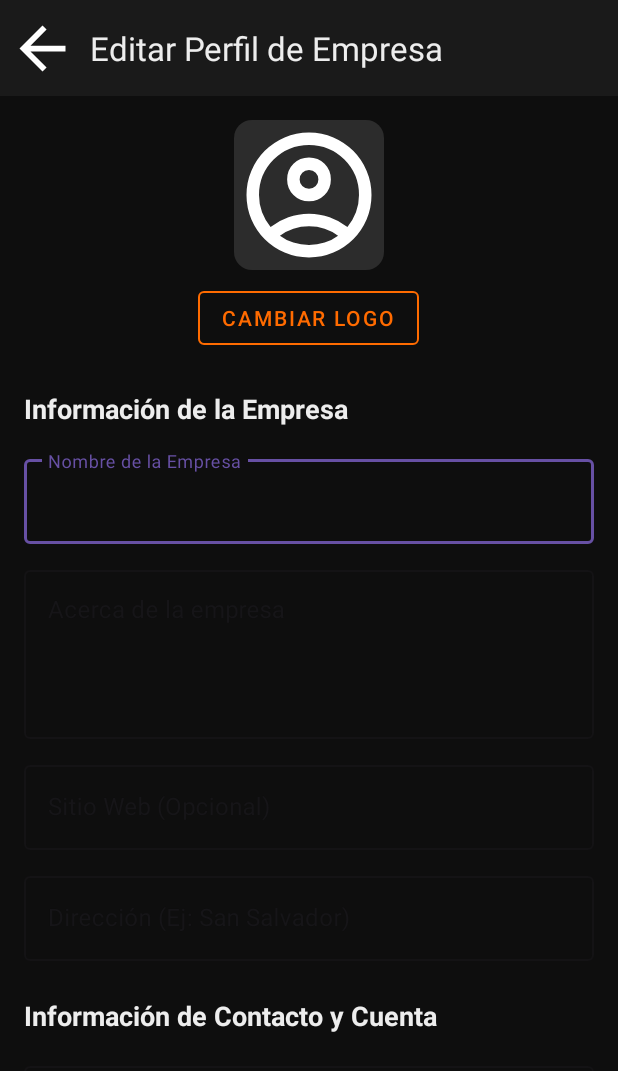
After one commit to Dontvegaa/Hirelance_App, an Android app: the EditarPerfilContratistaActivity screen opened directly, with no data from a screen before it, on a phone screen of 412 x 824 dp. The commit adds this screen. Shown: the top 1071 px of the screen. Run offline under Robolectric (Android 15) with nearby library versions, the phone set to English and light mode, and no system bars; 1 statement that could not run was skipped.

Commit message:
feat(alpha): BACKUP VISTA CONTRATISTA PERFIL TERMINADO 14/11/2025 01:18

```diff
--- a/app/src/main/java/com/hirelance/red/ApiService.java
+++ b/app/src/main/java/com/hirelance/red/ApiService.java
@@ -4,6 +4,7 @@ package com.hirelance.red;
 import com.hirelance.modelo.Categoria;
 import com.hirelance.modelo.DetallePostulante;
 import com.hirelance.modelo.LoginResponse;
+import com.hirelance.modelo.PerfilContratista;
 import com.hirelance.modelo.Postulacion; // <-- Importado
 import com.hirelance.modelo.Proyecto;
 import com.hirelance.modelo.Universidad;
@@ -222,6 +223,25 @@ public interface ApiService {
             @Header("Authorization") String token
     );
 
+    /**
+     * Obtiene el perfil de empresa del contratista logueado.
+     */
+    @GET("getMiPerfilContratista.php")
+    Call<PerfilContratista> getMiPerfilContratista(
+            @Header("Authorization") String token,
+            @Query("id_usuario") int idUsuario
+    );
+
+    /**
+     * Actualiza el perfil de empresa del contratista.
+     * Envía el objeto PerfilContratista completo.
+     */
+    @PUT("actualizarMiPerfilContratista.php")
+    Call<PerfilContratista> actualizarMiPerfilContratista(
+            @Header("Authorization") String token,
+            @Body PerfilContratista perfil
+    );
+
 
 
 }
--- /dev/null
+++ b/app/src/main/res/layout/activity_editar_perfil_contratista.xml
@@ -0,0 +1,208 @@
+<?xml version="1.0" encoding="utf-8"?>
+<androidx.constraintlayout.widget.ConstraintLayout xmlns:android="http://schemas.android.com/apk/res/android"
+    xmlns:app="http://schemas.android.com/apk/res-auto"
+    xmlns:tools="http://schemas.android.com/tools"
+    android:layout_width="match_parent"
+    android:layout_height="match_parent"
+    android:background="@color/hl_fondo_principal"
+    tools:context=".controlador.EditarPerfilContratistaActivity">
+
+    <com.google.android.material.appbar.AppBarLayout
+        android:id="@+id/appBarLayout"
+        android:layout_width="match_parent"
+        android:layout_height="wrap_content"
+        app:layout_constraintTop_toTopOf="parent">
+        <com.google.android.material.appbar.MaterialToolbar
+            android:id="@+id/toolbarEditarPerfilContratista"
+            android:layout_width="match_parent"
+            android:layout_height="?attr/actionBarSize"
+            android:background="@color/hl_fondo_tarjeta"
+            app:navigationIcon="@drawable/ic_arrow_back"
+            app:title="Editar Perfil de Empresa"
+            app:titleTextColor="@color/hl_texto_principal" />
+    </com.google.android.material.appbar.AppBarLayout>
+
+    <androidx.core.widget.NestedScrollView
+        android:layout_width="0dp"
+        android:layout_height="0dp"
+        app:layout_constraintBottom_toBottomOf="parent"
+        app:layout_constraintEnd_toEndOf="parent"
+        app:layout_constraintStart_toStartOf="parent"
+        app:layout_constraintTop_toBottomOf="@+id/appBarLayout">
+
+        <LinearLayout
+            android:layout_width="match_parent"
+            android:layout_height="wrap_content"
+            android:orientation="vertical"
+            android:padding="16dp">
+
+            <ImageView
+                android:id="@+id/imgEditarLogoPreview"
+                android:layout_width="100dp"
+                android:layout_height="100dp"
+                android:layout_gravity="center_horizontal"
+                android:layout_marginBottom="8dp"
+                android:src="@drawable/ic_menu_perfil"
+                android:scaleType="centerCrop"
+                android:background="@drawable/tag_fondo_azul"
+                android:backgroundTint="@color/hl_borde" />
+
+            <com.google.android.material.button.MaterialButton
+                android:id="@+id/btnCambiarLogo"
+                style="@style/Widget.MaterialComponents.Button.OutlinedButton"
+                android:layout_width="wrap_content"
+                android:layout_height="wrap_content"
+                android:layout_gravity="center_horizontal"
+                android:layout_marginBottom="24dp"
+                android:text="Cambiar Logo"
+                android:textColor="@color/hl_acento_naranja"
+                app:strokeColor="@color/hl_acento_naranja" />
+
+            <TextView
+                android:layout_width="wrap_content"
+                android:layout_height="wrap_content"
+                android:text="Información de la Empresa"
+                android:textColor="@color/hl_texto_principal"
+                android:textSize="18sp"
+                android:textStyle="bold"
+                android:layout_marginBottom="16dp"/>
+
+            <com.google.android.material.textfield.TextInputLayout
+                android:id="@+id/tilNombreEmpresa"
+                style="@style/Widget.MaterialComponents.TextInputLayout.OutlinedBox"
+                android:layout_width="match_parent"
+                android:layout_height="wrap_content"
+                android:hint="Nombre de la Empresa"
+                android:layout_marginBottom="12dp">
+                <com.google.android.material.textfield.TextInputEditText
+                    android:id="@+id/etNombreEmpresa"
+                    android:layout_width="match_parent"
+                    android:layout_height="wrap_content"
+                    android:inputType="textCapWords" />
+            </com.google.android.material.textfield.TextInputLayout>
+
+            <com.google.android.material.textfield.TextInputLayout
+                android:id="@+id/tilDescripcionEmpresa"
+                style="@style/Widget.MaterialComponents.TextInputLayout.OutlinedBox"
+                android:layout_width="match_parent"
+                android:layout_height="wrap_content"
+                android:layout_marginBottom="12dp"
+                android:hint="Acerca de la empresa">
+                <com.google.android.material.textfield.TextInputEditText
+                    android:id="@+id/etDescripcionEmpresa"
+                    android:layout_width="match_parent"
+                    android:layout_height="wrap_content"
+                    android:gravity="top"
+                    android:inputType="textMultiLine"
+                    android:minLines="4" />
+            </com.google.android.material.textfield.TextInputLayout>
+
+            <com.google.android.material.textfield.TextInputLayout
+                android:id="@+id/tilSitioWeb"
+                style="@style/Widget.MaterialComponents.TextInputLayout.OutlinedBox"
+                android:layout_width="match_parent"
+                android:layout_height="wrap_content"
+                android:layout_marginBottom="12dp"
+                android:hint="Sitio Web (Opcional)">
+                <com.google.android.material.textfield.TextInputEditText
+                    android:id="@+id/etSitioWeb"
+                    android:layout_width="match_parent"
+                    android:layout_height="wrap_content"
+                    android:inputType="textUri" />
+            </com.google.android.material.textfield.TextInputLayout>
+
+            <com.google.android.material.textfield.TextInputLayout
+                android:id="@+id/tilDireccion"
+                style="@style/Widget.MaterialComponents.TextInputLayout.OutlinedBox"
+                android:layout_width="match_parent"
+                android:layout_height="wrap_content"
+                android:layout_marginBottom="24dp"
+                android:hint="Dirección (Ej: San Salvador)">
+                <com.google.android.material.textfield.TextInputEditText
+                    android:id="@+id/etDireccion"
+                    android:layout_width="match_parent"
+                    android:layout_height="wrap_content"
+                    android:inputType="textCapSentences" />
+            </com.google.android.material.textfield.TextInputLayout>
+
+            <TextView
+                android:layout_width="wrap_content"
+                android:layout_height="wrap_content"
+                android:text="Información de Contacto y Cuenta"
+                android:textColor="@color/hl_texto_principal"
+                android:textSize="18sp"
+                android:textStyle="bold"
+                android:layout_marginBottom="16dp"/>
+
+            <com.google.android.material.textfield.TextInputLayout
+                android:id="@+id/tilCorreo"
+                style="@style/Widget.MaterialComponents.TextInputLayout.OutlinedBox"
+                android:layout_width="match_parent"
+                android:layout_height="wrap_content"
+                android:layout_marginBottom="12dp"
+                android:hint="Correo Electrónico (Contacto)">
+                <com.google.android.material.textfield.TextInputEditText
+                    android:id="@+id/etCorreo"
+                    android:layout_width="match_parent"
+                    android:layout_height="wrap_content"
+                    android:inputType="textEmailAddress" />
+            </com.google.android.material.textfield.TextInputLayout>
+
+            <com.google.android.material.textfield.TextInputLayout
+                android:id="@+id/tilTelefono"
+                style="@style/Widget.MaterialComponents.TextInputLayout.OutlinedBox"
+                android:layout_width="match_parent"
+                android:layout_height="wrap_content"
+                android:layout_marginBottom="12dp"
+                android:hint="Teléfono (Contacto)">
+                <com.google.android.material.textfield.TextInputEditText
+                    android:id="@+id/etTelefono"
+                    android:layout_width="match_parent"
+                    android:layout_height="wrap_content"
+                    android:inputType="phone" />
+            </com.google.android.material.textfield.TextInputLayout>
+
+            <com.google.android.material.textfield.TextInputLayout
+                android:id="@+id/tilContrasena"
+                style="@style/Widget.MaterialComponents.TextInputLayout.OutlinedBox"
+                android:layout_width="match_parent"
+                android:layout_height="wrap_content"
+                android:layout_marginBottom="24dp"
+                android:hint="Nueva Contraseña (Opcional)"
+                app:passwordToggleEnabled="true">
+                <com.google.android.material.textfield.TextInputEditText
+                    android:id="@+id/etContrasena"
+                    android:layout_width="match_parent"
+                    android:layout_height="wrap_content"
+                    android:inputType="textPassword" />
+            </com.google.android.material.textfield.TextInputLayout>
+
+            <com.google.android.material.button.MaterialButton
+                android:id="@+id/btnGuardarCambiosContratista"
+                android:layout_width="match_parent"
+                android:layout_height="wrap_content"
+                android:layout_marginTop="24dp"
+                android:layout_marginBottom="32dp"
+                android:paddingVertical="12dp"
+                android:text="Guardar Cambios"
+                android:textAllCaps="false"
+                android:textSize="16sp"
+                app:backgroundTint="@color/hl_acento_naranja" />
+
+        </LinearLayout>
+    </androidx.core.widget.NestedScrollView>
+
+    <ProgressBar
+        android:id="@+id/progressBarEditarContratista"
+        style="?android:attr/progressBarStyle"
+        android:layout_width="wrap_content"
+        android:layout_height="wrap_content"
+        android:indeterminateTint="@color/hl_acento_naranja"
+        android:visibility="gone"
+        app:layout_constraintBottom_toBottomOf="parent"
+        app:layout_constraintEnd_toEndOf="parent"
+        app:layout_constraintStart_toStartOf="parent"
+        app:layout_constraintTop_toBottomOf="@+id/appBarLayout"
+        tools:visibility="visible" />
+
+</androidx.constraintlayout.widget.ConstraintLayout>
```
Also changed, not shown: app/src/main/AndroidManifest.xml (+8 -0 lines), app/src/main/java/com/hirelance/controlador/ContratistaDashboardActivity.java (+4 -3 lines), app/src/main/java/com/hirelance/controlador/EditarPerfilContratistaActivity.java (added, +292 -0 lines), app/src/main/java/com/hirelance/controlador/MiPerfilContratistaActivity.java (added, +185 -0 lines), app/src/main/java/com/hirelance/modelo/PerfilContratista.java (+14 -0 lines).
